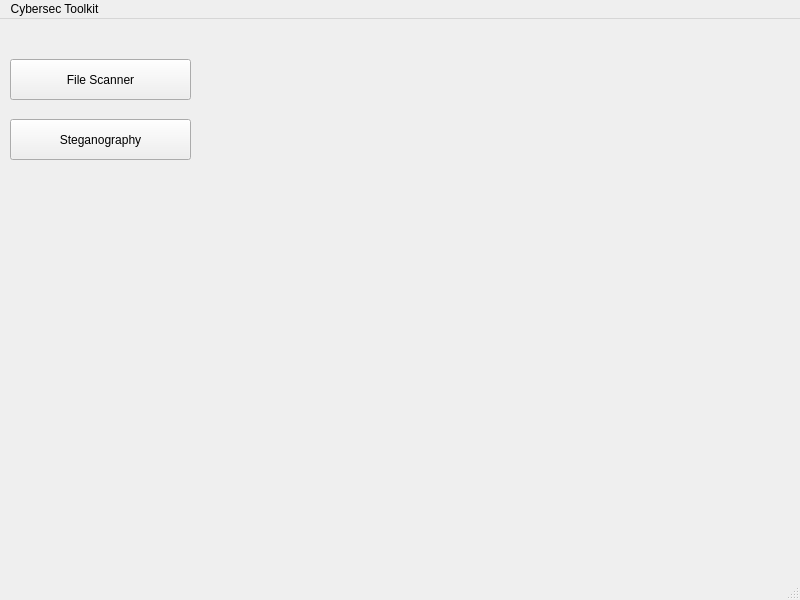
This is cybersec_toolkit/mainwindow.ui in CharcoalNuggets/Cybersec-Toolkit as Qt 5 draws it before an edit. The edited form follows.
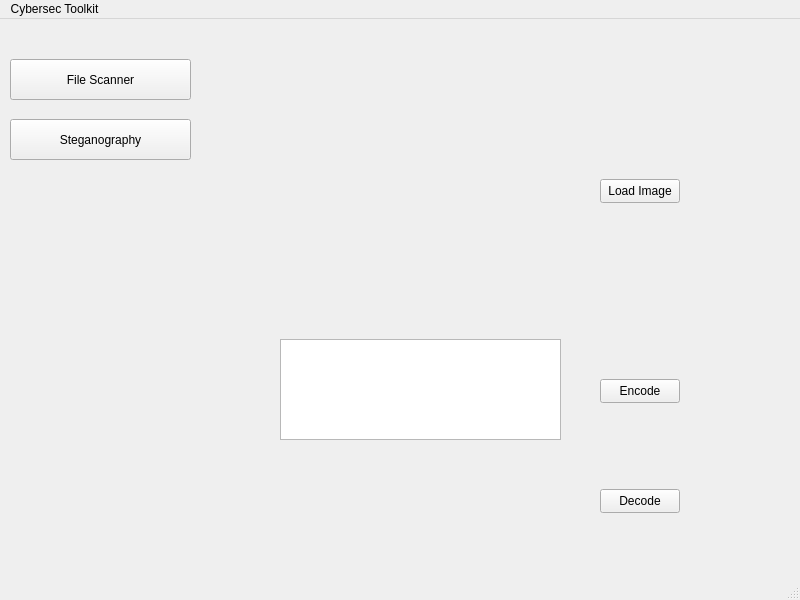
This is the edited form.

Diff of the .ui file:
```diff
--- a/cybersec_toolkit/mainwindow.ui
+++ b/cybersec_toolkit/mainwindow.ui
@@ -49,16 +49,101 @@
    <widget class="QStackedWidget" name="stackedWidget">
     <property name="geometry">
      <rect>
-      <x>240</x>
+      <x>210</x>
       <y>20</y>
-      <width>541</width>
+      <width>571</width>
       <height>521</height>
      </rect>
     </property>
     <property name="currentIndex">
      <number>0</number>
     </property>
-    <widget class="QWidget" name="page_1"/>
+    <widget class="QWidget" name="page_1">
+     <widget class="QPushButton" name="imageButton">
+      <property name="geometry">
+       <rect>
+        <x>390</x>
+        <y>140</y>
+        <width>80</width>
+        <height>24</height>
+       </rect>
+      </property>
+      <property name="text">
+       <string>Load Image</string>
+      </property>
+     </widget>
+     <widget class="QTextEdit" name="messageTextEdit">
+      <property name="geometry">
+       <rect>
+        <x>70</x>
+        <y>300</y>
+        <width>281</width>
+        <height>101</height>
+       </rect>
+      </property>
+     </widget>
+     <widget class="QPushButton" name="encodeButton">
+      <property name="geometry">
+       <rect>
+        <x>390</x>
+        <y>340</y>
+        <width>80</width>
+        <height>24</height>
+       </rect>
+      </property>
+      <property name="text">
+       <string>Encode</string>
+      </property>
+     </widget>
+     <widget class="QPushButton" name="decodeButton">
+      <property name="geometry">
+       <rect>
+        <x>390</x>
+        <y>450</y>
+        <width>80</width>
+        <height>24</height>
+       </rect>
+      </property>
+      <property name="text">
+       <string>Decode</string>
+      </property>
+     </widget>
+     <widget class="QLabel" name="imageLabel">
+      <property name="geometry">
+       <rect>
+        <x>70</x>
+        <y>20</y>
+        <width>281</width>
+        <height>256</height>
+       </rect>
+      </property>
+      <property name="minimumSize">
+       <size>
+        <width>281</width>
+        <height>0</height>
+       </size>
+      </property>
+      <property name="text">
+       <string/>
+      </property>
+     </widget>
+     <widget class="QLabel" name="decodeLabel">
+      <property name="geometry">
+       <rect>
+        <x>70</x>
+        <y>420</y>
+        <width>281</width>
+        <height>91</height>
+       </rect>
+      </property>
+      <property name="text">
+       <string/>
+      </property>
+      <property name="wordWrap">
+       <bool>true</bool>
+      </property>
+     </widget>
+    </widget>
     <widget class="QWidget" name="page_2">
      <widget class="QPushButton" name="fileButton">
       <property name="geometry">
```
